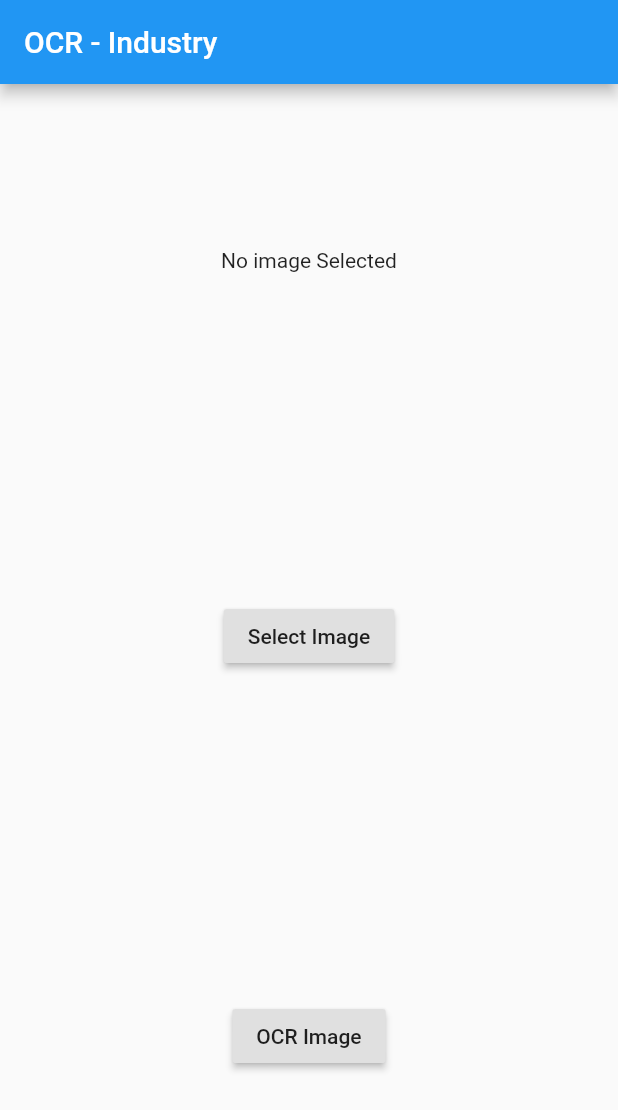
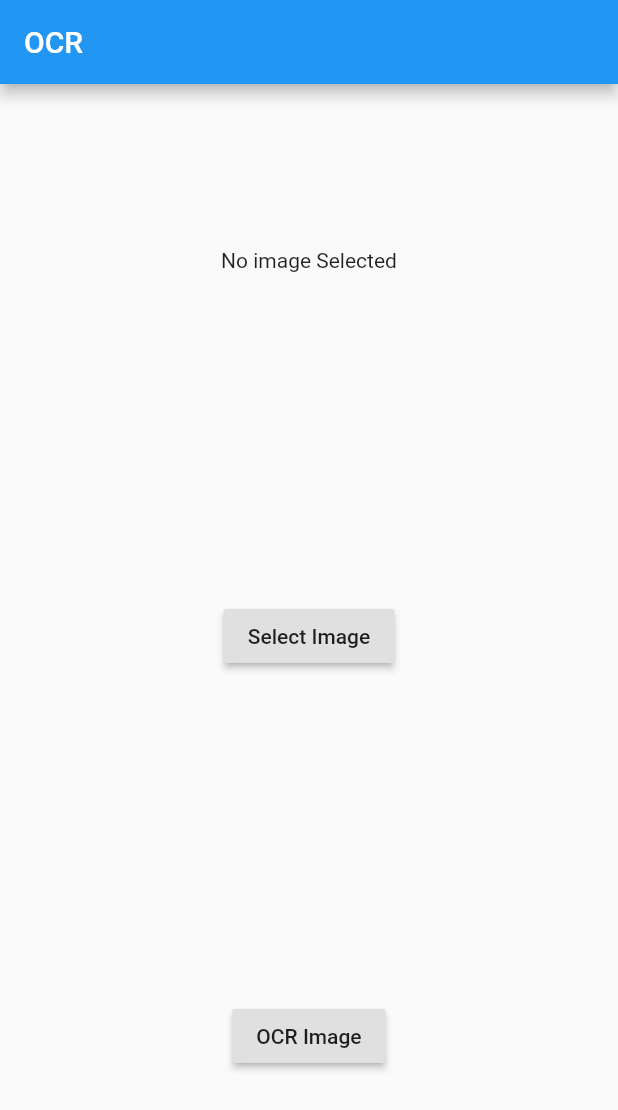
Before and after one commit to CriticalGeek/toph, a Flutter app: the screen it shows after launch, on a phone screen of 412 x 824 dp. Shown: the top 1110 px of the screen. Run offline on Flutter 3.47's test engine with Material 2 defaults, Android fonts, the phone set to English and light mode, and no system bars; our stand-ins replace image_picker.

Commit message:
Title changed

```diff
--- a/lib/main.dart
+++ b/lib/main.dart
@@ -93,7 +93,7 @@ class _LandingScreenState extends State<LandingScreen> {
   Widget build(BuildContext context) {
     return Scaffold(
       appBar: AppBar(
-        title: Text('OCR - Industry'),
+        title: Text('OCR'),
       ),
       body: Container(
         child: Center(
```
